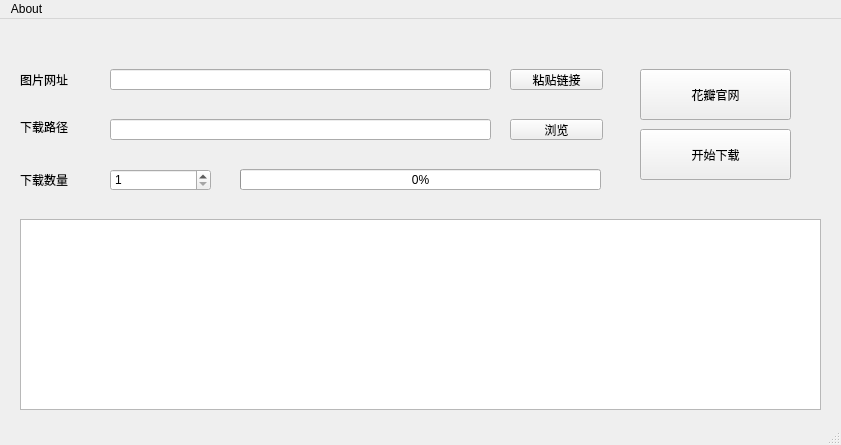
Above: src/HuabanScraper/GUI/huabanGUI.ui from Koril33/HuabanScraper before the change. Below: the same form after it.
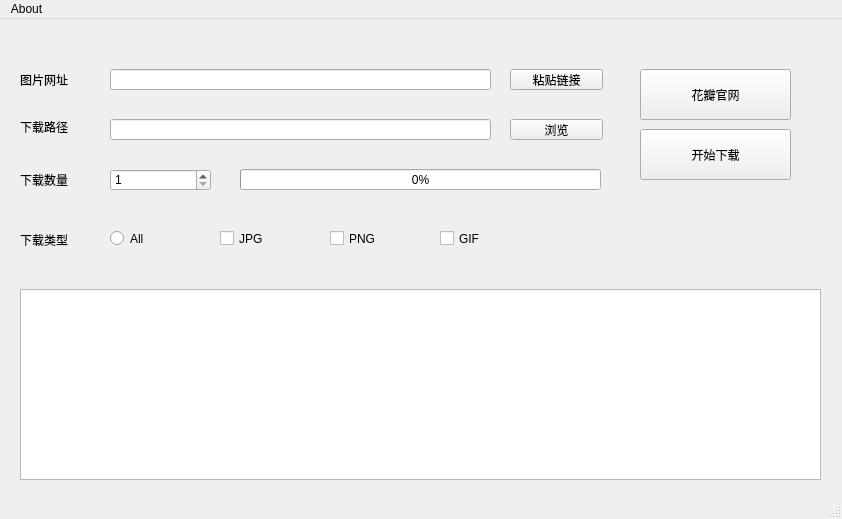
That is the form after the change.

Commit message: GUI增加过滤器功能

Diff of the .ui file:
```diff
--- a/src/HuabanScraper/GUI/huabanGUI.ui
+++ b/src/HuabanScraper/GUI/huabanGUI.ui
@@ -6,8 +6,8 @@
    <rect>
     <x>0</x>
     <y>0</y>
-    <width>841</width>
-    <height>445</height>
+    <width>842</width>
+    <height>519</height>
    </rect>
   </property>
   <property name="windowTitle">
@@ -132,7 +132,7 @@
     <property name="geometry">
      <rect>
       <x>20</x>
-      <y>200</y>
+      <y>270</y>
       <width>801</width>
       <height>191</height>
      </rect>
@@ -164,13 +164,81 @@
      <string>花瓣官网</string>
     </property>
    </widget>
+   <widget class="QLabel" name="label_4">
+    <property name="geometry">
+     <rect>
+      <x>20</x>
+      <y>200</y>
+      <width>72</width>
+      <height>41</height>
+     </rect>
+    </property>
+    <property name="text">
+     <string>下载类型</string>
+    </property>
+   </widget>
+   <widget class="QRadioButton" name="radioButton_all">
+    <property name="geometry">
+     <rect>
+      <x>110</x>
+      <y>210</y>
+      <width>115</width>
+      <height>19</height>
+     </rect>
+    </property>
+    <property name="text">
+     <string>All</string>
+    </property>
+    <property name="checked">
+     <bool>false</bool>
+    </property>
+   </widget>
+   <widget class="QCheckBox" name="checkBox_jpg">
+    <property name="geometry">
+     <rect>
+      <x>220</x>
+      <y>210</y>
+      <width>91</width>
+      <height>19</height>
+     </rect>
+    </property>
+    <property name="text">
+     <string>JPG</string>
+    </property>
+   </widget>
+   <widget class="QCheckBox" name="checkBox_png">
+    <property name="geometry">
+     <rect>
+      <x>330</x>
+      <y>210</y>
+      <width>91</width>
+      <height>19</height>
+     </rect>
+    </property>
+    <property name="text">
+     <string>PNG</string>
+    </property>
+   </widget>
+   <widget class="QCheckBox" name="checkBox_gif">
+    <property name="geometry">
+     <rect>
+      <x>440</x>
+      <y>210</y>
+      <width>91</width>
+      <height>19</height>
+     </rect>
+    </property>
+    <property name="text">
+     <string>GIF</string>
+    </property>
+   </widget>
   </widget>
   <widget class="QMenuBar" name="menubar">
    <property name="geometry">
     <rect>
      <x>0</x>
      <y>0</y>
-     <width>841</width>
+     <width>842</width>
      <height>23</height>
     </rect>
    </property>
```
The commit also changes 2 other files.
